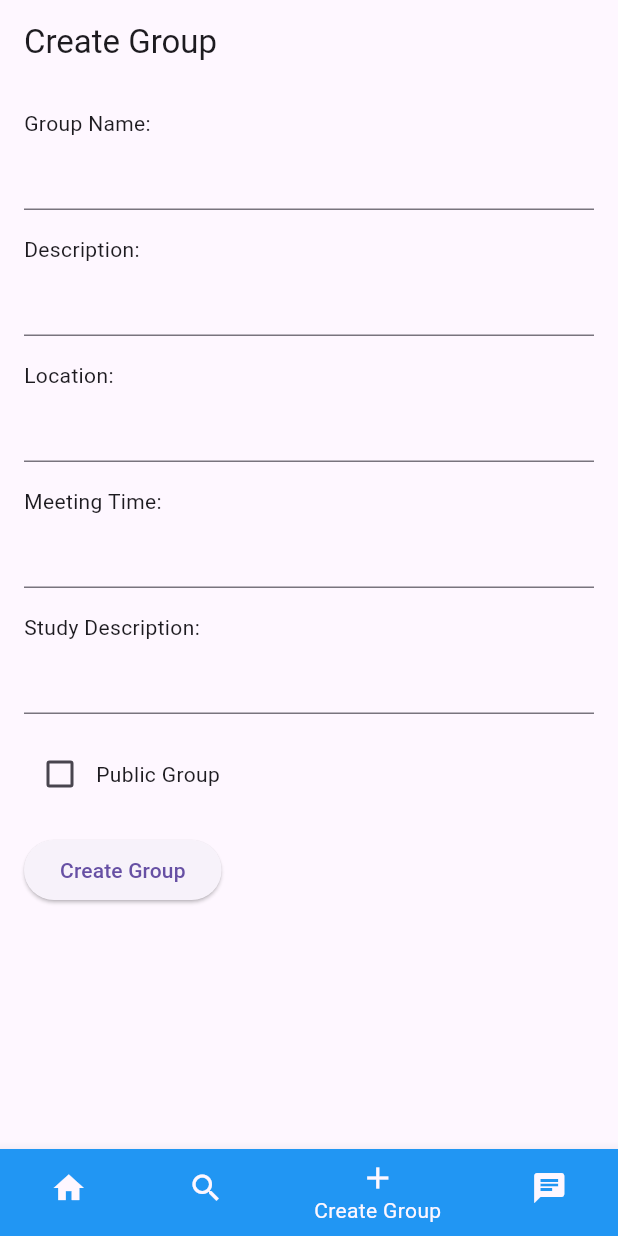
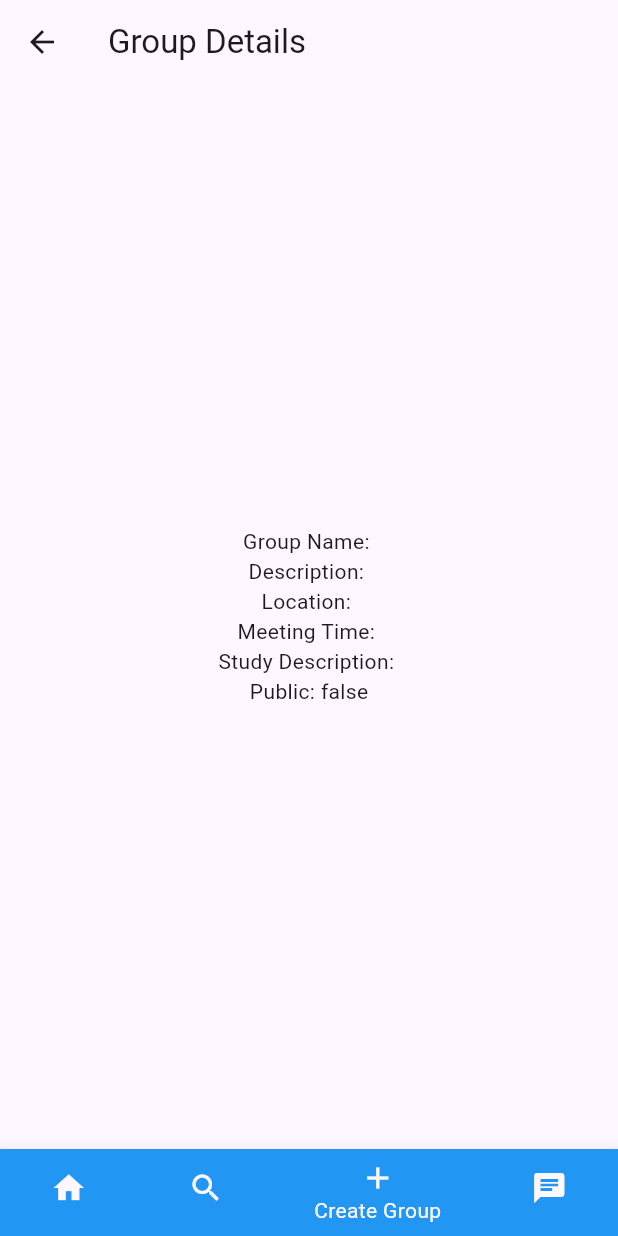
Before and after one commit to AceLake/Assemblage-Flutter, a Flutter app: the screen it shows once a user with an empty profile is signed in, item 3 of the bottom bar chosen, after a tap on "Create Group", on a phone screen of 412 x 824 dp. Run offline on Flutter 3.47's test engine with Material 3 defaults, Android fonts, the phone set to English and light mode, and no system bars; our stand-ins replace cloud_firestore, firebase_auth, firebase_core; accounts and stored records are empty.

Commit message:
Added MyGroups, Public groups, group details

```diff
--- a/lib/components/nav_bar.dart
+++ b/lib/components/nav_bar.dart
@@ -1,7 +1,9 @@
 import 'package:flutter/material.dart';
 import 'package:messaging_app/pages/create_group_page.dart';
 import 'package:messaging_app/pages/find_page.dart';
+import 'package:messaging_app/pages/group_list.dart';
 import 'package:messaging_app/pages/landing_page.dart';
+import 'package:messaging_app/pages/search_page.dart';
 
 class BottomNavBar extends StatelessWidget {
   final int currentIndex;
@@ -31,7 +33,7 @@ class BottomNavBar extends StatelessWidget {
         BottomNavigationBarItem(
           backgroundColor: Colors.blue,
           icon: Icon(Icons.chat),
-          label: 'Chat',
+          label: 'Chats',
         ),
         // Add more BottomNavigationBarItems as needed
       ],
@@ -50,7 +52,7 @@ class BottomNavBar extends StatelessWidget {
             // Navigate to the Search page and remove previous routes
             Navigator.pushReplacement(
               context,
-              MaterialPageRoute(builder: (context) => FindGroupPage()),
+              MaterialPageRoute(builder: (context) => SearchGroupsPage()),
             );
             break;
           case 2:
@@ -60,7 +62,11 @@ class BottomNavBar extends StatelessWidget {
               MaterialPageRoute(builder: (context) => CreateGroupPage()),
             );
           case 3:
-            // Navigate to the Chat page
+            // Navigate to the Search page and remove previous routes
+            Navigator.pushReplacement(
+              context,
+              MaterialPageRoute(builder: (context) => MyGroupsPage()),
+            );
             break;
           // Add more cases as needed
         }
--- a/lib/main.dart
+++ b/lib/main.dart
@@ -4,7 +4,6 @@ import 'package:messaging_app/firebase_options.dart';
 import 'package:messaging_app/services/auth/auth_gate.dart';
 import 'package:messaging_app/services/auth/auth_service.dart';
 import 'package:provider/provider.dart';
-
 import 'services/auth/login_or_register.dart';
 
 void main() async {
--- a/lib/model/group.dart
+++ b/lib/model/group.dart
@@ -1,6 +1,3 @@
-import 'package:cloud_firestore/cloud_firestore.dart';
-import 'package:messaging_app/model/member.dart';
-
 class Group {
   final String groupId;
   final String leaderEmail;
@@ -11,8 +8,7 @@ class Group {
   final String groupMeet;
   final String groupStudy;
   final bool public;
-  final List<Member> members;
-
+  final List<Map<String, dynamic>> members;
 
   Group({
     required this.groupId,
@@ -27,8 +23,6 @@ class Group {
     required this.members,
   });
 
-  // We need to convert it to a map becouse that is how information is
-  // Stored in firebase
   Map<String, dynamic> toMap() {
     return {
       'groupId': groupId,
@@ -40,7 +34,19 @@ class Group {
       'groupMeet': groupMeet,
       'groupStudy': groupStudy,
       'public': public,
-      'members': members.map((member) => member.toMap()).toList(),
+      'members': members.map((member) => member).toList(), // Modified here
     };
   }
+
+  Group.fromMap(Map<String, dynamic> map)
+      : groupId = map['groupId'],
+        leaderEmail = map['leaderEmail'],
+        leaderId = map['leaderId'],
+        groupName = map['groupName'],
+        groupAbout = map['groupAbout'],
+        groupLocation = map['groupLocation'],
+        groupMeet = map['groupMeet'],
+        groupStudy = map['groupStudy'],
+        public = map['public'],
+        members = List<Map<String, dynamic>>.from(map['members']); // Modified here
 }
--- a/lib/model/member.dart
+++ b/lib/model/member.dart
@@ -1,16 +1,9 @@
-import 'package:cloud_firestore/cloud_firestore.dart';
-
 class Member {
   final String uid;
   final String email;
 
-  Member({
-    required this.uid,
-    required this.email,
-  });
+  Member({required this.uid, required this.email});
 
-  // We need to convert it to a map becouse that is how information is
-  // Stored in firebase
   Map<String, dynamic> toMap() {
     return {
       'uid': uid,
--- a/lib/pages/create_group_page.dart
+++ b/lib/pages/create_group_page.dart
@@ -1,6 +1,7 @@
 import 'package:flutter/material.dart';
 import 'package:messaging_app/components/nav_bar.dart';
 import 'package:messaging_app/model/group.dart';
+import 'package:messaging_app/pages/droup_details.dart';
 import 'package:messaging_app/services/group/group_service.dart';
 
 class CreateGroupPage extends StatefulWidget {
@@ -91,6 +92,15 @@ class _CreateGroupPageState extends State<CreateGroupPage> {
 
                 // Call the createGroup method from your GroupService
                 await _groupService.createGroup(receiverId, newGroup);
+
+                // Navigate to the Group Details Page and pass the created group
+                Navigator.push(
+                  context,
+                  MaterialPageRoute(
+                    builder: (context) => GroupDetailsPage(group: newGroup),
+                  ),
+                );
+
               },
               child: Text('Create Group'),
             ),
--- /dev/null
+++ b/lib/pages/droup_details.dart
@@ -0,0 +1,48 @@
+import 'package:flutter/material.dart';
+import 'package:messaging_app/components/nav_bar.dart';
+import 'package:messaging_app/model/group.dart';
+import 'package:messaging_app/services/group/group_service.dart';
+
+class GroupDetailsPage extends StatefulWidget {
+  final Group group;
+
+  const GroupDetailsPage({Key? key, required this.group}) : super(key: key);
+
+  @override
+  _GroupDetailsPageState createState() => _GroupDetailsPageState();
+}
+
+class _GroupDetailsPageState extends State<GroupDetailsPage> {
+  int _currentIndex = 2;
+
+  @override
+  Widget build(BuildContext context) {
+    return Scaffold(
+      appBar: AppBar(
+        title: Text('Group Details'),
+      ),
+      body: Center(
+        child: Column(
+          mainAxisAlignment: MainAxisAlignment.center,
+          children: [
+            Text('Group Name: ${widget.group.groupName}'),
+            Text('Description: ${widget.group.groupAbout}'),
+            Text('Location: ${widget.group.groupLocation}'),
+            Text('Meeting Time: ${widget.group.groupMeet}'),
+            Text('Study Description: ${widget.group.groupStudy}'),
+            Text('Public: ${widget.group.public}'),
+            // You can display other group details here
+          ],
+        ),
+      ),
+      bottomNavigationBar: BottomNavBar(
+        currentIndex: _currentIndex,
+        onTap: (int index) {
+          setState(() {
+            _currentIndex = index;
+          });
+        },
+      ),
+    );
+  }
+}
--- a/pubspec.yaml
+++ b/pubspec.yaml
@@ -40,6 +40,7 @@ dependencies:
   provider:
   cloud_firestore: ^4.14.0
   image_picker: ^0.8.4
+  uuid: ^4.2.2
 
 dev_dependencies:
   flutter_test:
```
Also changed, not shown: lib/pages/group_list.dart (added, +88 -0 lines), lib/pages/search_page.dart (added, +84 -0 lines), lib/services/group/group_service.dart (+73 -6 lines), pubspec.lock.
